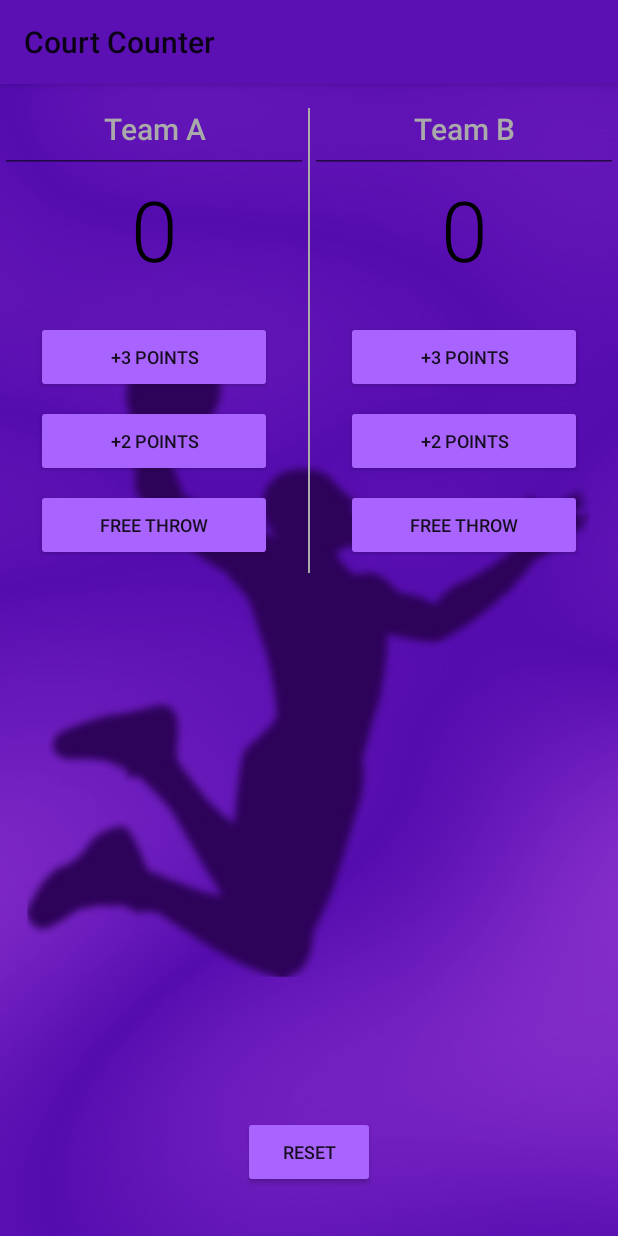
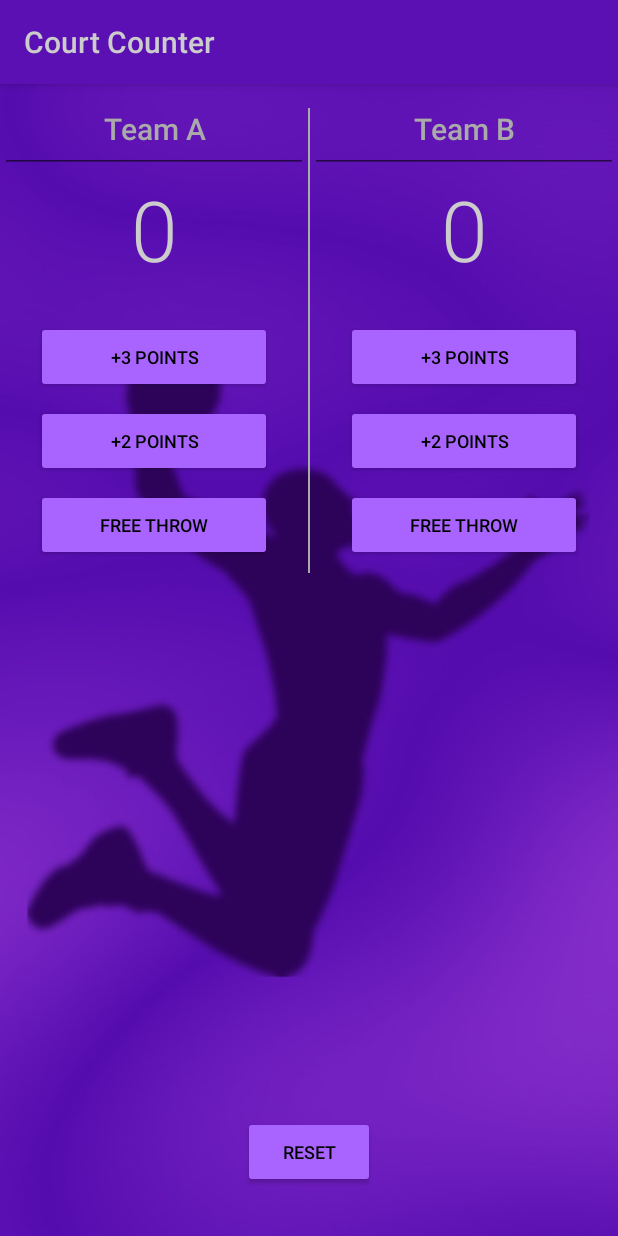
Before and after one commit to Nehil1984/Court-Counter, an Android app: the screen it shows after launch (MainActivity), on a phone screen of 412 x 824 dp. Run offline under Robolectric (Android 15) with nearby library versions, the phone set to English and light mode, and no system bars.

Commit message:
My Project 2 by the Udacity Google Developer Challenge Scholarship: Android Basics

```diff
--- a/app/src/main/res/layout-land/activity_main.xml
+++ b/app/src/main/res/layout-land/activity_main.xml
@@ -51,7 +51,7 @@
                     android:gravity="center_horizontal"
                     android:paddingBottom="@dimen/ScorePaddingBottomLand"
                     android:textSize="@dimen/ScoreTextSize"
-                    android:textColor="#000000"
+                    android:textColor="#CCCCCC"
                     android:fontFamily="sans-serif-light"
                     android:text="@string/string_team_score" />
 
@@ -116,7 +116,7 @@
                     android:gravity="center_horizontal"
                     android:paddingBottom="@dimen/ScorePaddingBottomLand"
                     android:textSize="@dimen/ScoreTextSize"
-                    android:textColor="#000000"
+                    android:textColor="#CCCCCC"
                     android:fontFamily="sans-serif-light"
                     android:text="@string/string_team_score" />
 
--- a/app/src/main/res/layout/activity_main.xml
+++ b/app/src/main/res/layout/activity_main.xml
@@ -52,7 +52,7 @@
                     android:gravity="center_horizontal"
                     android:paddingBottom="@dimen/ScorePaddingBottom"
                     android:textSize="@dimen/ScoreTextSize"
-                    android:textColor="#000000"
+                    android:textColor="#CCCCCC"
                     android:fontFamily="sans-serif-light"
                     android:text="@string/string_team_score" />
 
@@ -117,7 +117,7 @@
                     android:gravity="center_horizontal"
                     android:paddingBottom="@dimen/ScorePaddingBottom"
                     android:textSize="@dimen/ScoreTextSize"
-                    android:textColor="#000000"
+                    android:textColor="#CCCCCC"
                     android:fontFamily="sans-serif-light"
                     android:text="@string/string_team_score" />
 
@@ -139,7 +139,8 @@
                     android:layout_marginBottom="@dimen/ButtonDown"
                     android:onClick="addTwoForTeamB"
                     android:text="@string/plus_2_points"
-                    android:textSize="@dimen/ButtonTextSize"/>
+                    android:textSize="@dimen/ButtonTextSize"
+                    />
 
                 <Button
                     android:layout_width="match_parent"
--- a/app/src/main/res/values/styles.xml
+++ b/app/src/main/res/values/styles.xml
@@ -7,5 +7,8 @@
         <item name="colorButtonNormal">#a964ff</item>
         <!-- Set The Notification Bar  Color -->
         <item name="colorPrimaryDark">#5b10b3</item>
+        <!-- Set the ActionBar Color -->
+        <item name="android:textColorPrimary">#CCCCCC</item>
+        <item name="android:textColor">#000000</item>
     </style>
 </resources>
```
